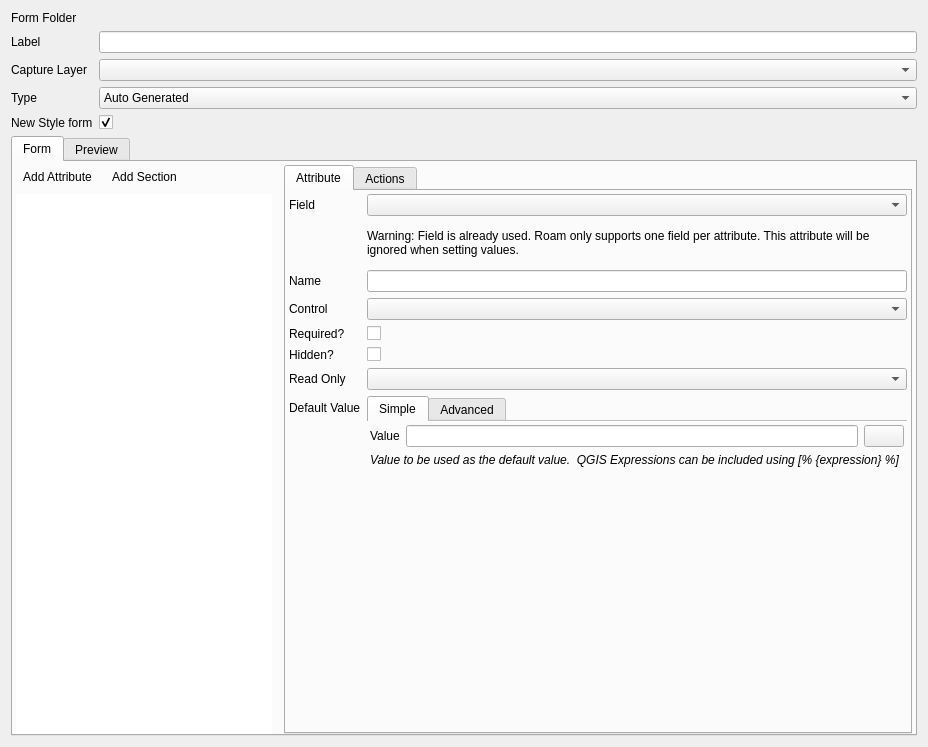
Old version of the form src/configmanager/ui/nodewidgets/ui_formwidget.ui in the repository roam-qgis/Roam.
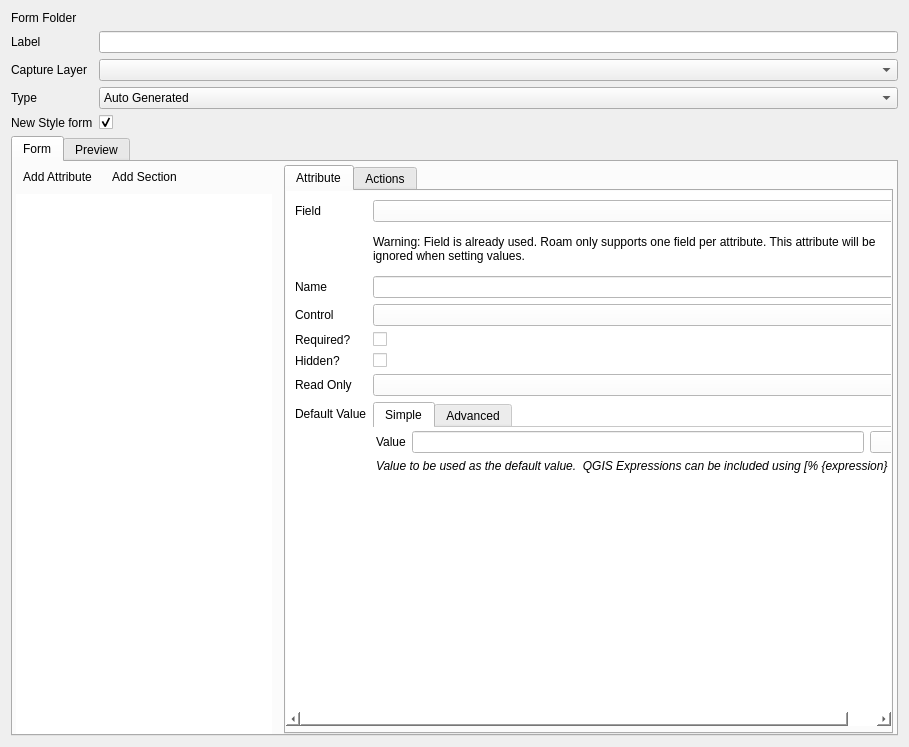
New version of the form. Icons and pictures are not drawn. Custom widgets are drawn as their Qt base class.

Commit message: Add scoll are to form properties section:

```diff
--- a/src/configmanager/ui/nodewidgets/ui_formwidget.ui
+++ b/src/configmanager/ui/nodewidgets/ui_formwidget.ui
@@ -330,22 +330,64 @@
               <number>0</number>
              </property>
              <widget class="QWidget" name="widgetstackedWidgetPage1">
+              <layout class="QGridLayout" name="gridLayout_2">
+               <property name="margin">
+                <number>0</number>
+               </property>
+               <item row="1" column="0">
+                <widget class="QFrame" name="widgetFrame_2">
+                 <property name="enabled">
+                  <bool>true</bool>
+                 </property>
+                 <property name="sizePolicy">
+                  <sizepolicy hsizetype="Expanding" vsizetype="Preferred">
+                   <horstretch>0</horstretch>
+                   <verstretch>0</verstretch>
+                  </sizepolicy>
+                 </property>
+                 <property name="minimumSize">
+                  <size>
+                   <width>350</width>
+                   <height>0</height>
+                  </size>
+                 </property>
+                 <property name="baseSize">
+                  <size>
+                   <width>200</width>
+                   <height>0</height>
+                  </size>
+                 </property>
+                 <layout class="QVBoxLayout" name="verticalLayout_5">
+                  <property name="margin">
+                   <number>0</number>
+                  </property>
+                 </layout>
+                </widget>
+               </item>
+               <item row="0" column="0">
+                <widget class="QScrollArea" name="scrollArea_2">
+                 <property name="styleSheet">
+                  <string notr="true">background-color: rgb(255, 255, 255);</string>
+                 </property>
+                 <property name="frameShape">
+                  <enum>QFrame::NoFrame</enum>
+                 </property>
+                 <property name="widgetResizable">
+                  <bool>true</bool>
+                 </property>
+                 <widget class="QWidget" name="scrollAreaWidgetContents_3">
+                  <property name="geometry">
+                   <rect>
+                    <x>0</x>
+                    <y>0</y>
+                    <width>603</width>
+                    <height>546</height>
+                   </rect>
+                  </property>
               <layout class="QFormLayout" name="formLayout_3">
                <property name="fieldGrowthPolicy">
                 <enum>QFormLayout::AllNonFixedFieldsGrow</enum>
                </property>
-               <property name="leftMargin">
-                <number>3</number>
-               </property>
-               <property name="topMargin">
-                <number>3</number>
-               </property>
-               <property name="rightMargin">
-                <number>3</number>
-               </property>
-               <property name="bottomMargin">
-                <number>0</number>
-               </property>
                <item row="0" column="0">
                 <widget class="QLabel" name="label_4">
                  <property name="text">
@@ -369,7 +411,7 @@
                  </property>
                 </widget>
                </item>
-               <item row="1" column="1">
+                   <item row="2" column="1">
                 <widget class="QLabel" name="fieldwarninglabel">
                  <property name="sizePolicy">
                   <sizepolicy hsizetype="MinimumExpanding" vsizetype="Preferred">
@@ -388,24 +430,24 @@
                  </property>
                 </widget>
                </item>
-               <item row="2" column="0">
+                   <item row="5" column="0">
                 <widget class="QLabel" name="label_11">
                  <property name="text">
                   <string>Name</string>
                  </property>
                 </widget>
                </item>
-               <item row="2" column="1">
+                   <item row="5" column="1">
                 <widget class="QLineEdit" name="nameText"/>
                </item>
-               <item row="4" column="0">
+                   <item row="6" column="0">
                 <widget class="QLabel" name="label_8">
                  <property name="text">
                   <string>Control</string>
                  </property>
                 </widget>
                </item>
-               <item row="4" column="1">
+                   <item row="6" column="1">
                 <widget class="QComboBox" name="useablewidgets">
                  <property name="sizePolicy">
                   <sizepolicy hsizetype="Expanding" vsizetype="Fixed">
@@ -415,7 +457,7 @@
                  </property>
                 </widget>
                </item>
-               <item row="5" column="0">
+                   <item row="9" column="0">
                 <widget class="QLabel" name="label_10">
                  <property name="toolTip">
                   <string>&lt;!DOCTYPE HTML PUBLIC &quot;-//W3C//DTD HTML 4.0//EN&quot; &quot;http://www.w3.org/TR/REC-html40/strict.dtd&quot;&gt;
@@ -440,46 +482,14 @@
                  </property>
                 </widget>
                </item>
-               <item row="5" column="1">
+                   <item row="9" column="1">
                 <widget class="QCheckBox" name="requiredCheck">
                  <property name="text">
                   <string/>
                  </property>
                 </widget>
                </item>
-               <item row="6" column="0">
-                <widget class="QLabel" name="label_12">
-                 <property name="toolTip">
-                  <string>&lt;!DOCTYPE HTML PUBLIC &quot;-//W3C//DTD HTML 4.0//EN&quot; &quot;http://www.w3.org/TR/REC-html40/strict.dtd&quot;&gt;
-&lt;html&gt;&lt;head&gt;&lt;meta name=&quot;qrichtext&quot; content=&quot;1&quot; /&gt;&lt;style type=&quot;text/css&quot;&gt;
-p, li { white-space: pre-wrap; }
-&lt;/style&gt;&lt;/head&gt;&lt;body style=&quot; font-family:'MS Shell Dlg 2'; font-size:8.25pt; font-weight:400; font-style:normal;&quot;&gt;
-&lt;p style=&quot; margin-top:0px; margin-bottom:0px; margin-left:0px; margin-right:0px; -qt-block-indent:0; text-indent:0px;&quot;&gt;&lt;span style=&quot; font-weight:600;&quot;&gt;Hidden&lt;/span&gt;&lt;/p&gt;
-&lt;p style=&quot;-qt-paragraph-type:empty; margin-top:0px; margin-bottom:0px; margin-left:0px; margin-right:0px; -qt-block-indent:0; text-indent:0px; font-weight:600;&quot;&gt;&lt;/p&gt;
-&lt;p style=&quot; margin-top:0px; margin-bottom:0px; margin-left:0px; margin-right:0px; -qt-block-indent:0; text-indent:0px;&quot;&gt;Is this field hidden when the form is open in Roam.&lt;/p&gt;&lt;/body&gt;&lt;/html&gt;</string>
-                 </property>
-                 <property name="whatsThis">
-                  <string>&lt;!DOCTYPE HTML PUBLIC &quot;-//W3C//DTD HTML 4.0//EN&quot; &quot;http://www.w3.org/TR/REC-html40/strict.dtd&quot;&gt;
-&lt;html&gt;&lt;head&gt;&lt;meta name=&quot;qrichtext&quot; content=&quot;1&quot; /&gt;&lt;style type=&quot;text/css&quot;&gt;
-p, li { white-space: pre-wrap; }
-&lt;/style&gt;&lt;/head&gt;&lt;body style=&quot; font-family:'MS Shell Dlg 2'; font-size:8.25pt; font-weight:400; font-style:normal;&quot;&gt;
-&lt;p style=&quot; margin-top:0px; margin-bottom:0px; margin-left:0px; margin-right:0px; -qt-block-indent:0; text-indent:0px;&quot;&gt;&lt;span style=&quot; font-weight:600;&quot;&gt;Hidden&lt;/span&gt;&lt;/p&gt;
-&lt;p style=&quot;-qt-paragraph-type:empty; margin-top:0px; margin-bottom:0px; margin-left:0px; margin-right:0px; -qt-block-indent:0; text-indent:0px; font-weight:600;&quot;&gt;&lt;/p&gt;
-&lt;p style=&quot; margin-top:0px; margin-bottom:0px; margin-left:0px; margin-right:0px; -qt-block-indent:0; text-indent:0px;&quot;&gt;Is this field hidden when the form is open in Roam.&lt;/p&gt;&lt;/body&gt;&lt;/html&gt;</string>
-                 </property>
-                 <property name="text">
-                  <string>Hidden?</string>
-                 </property>
-                </widget>
-               </item>
-               <item row="6" column="1">
-                <widget class="QCheckBox" name="hiddenCheck">
-                 <property name="text">
-                  <string/>
-                 </property>
-                </widget>
-               </item>
-               <item row="7" column="0">
+                   <item row="18" column="0">
                 <widget class="QLabel" name="label_13">
                  <property name="whatsThis">
                   <string>&lt;!DOCTYPE HTML PUBLIC &quot;-//W3C//DTD HTML 4.0//EN&quot; &quot;http://www.w3.org/TR/REC-html40/strict.dtd&quot;&gt;
@@ -495,7 +505,7 @@
                  </property>
                 </widget>
                </item>
-               <item row="7" column="1">
+                   <item row="18" column="1">
                 <widget class="QComboBox" name="readonlyCombo">
                  <property name="sizePolicy">
                   <sizepolicy hsizetype="Expanding" vsizetype="Fixed">
@@ -505,46 +515,7 @@
                  </property>
                 </widget>
                </item>
-               <item row="12" column="0" colspan="2">
-                <widget class="QFrame" name="widgetFrame_2">
-                 <property name="enabled">
-                  <bool>true</bool>
-                 </property>
-                 <property name="sizePolicy">
-                  <sizepolicy hsizetype="Expanding" vsizetype="Preferred">
-                   <horstretch>0</horstretch>
-                   <verstretch>0</verstretch>
-                  </sizepolicy>
-                 </property>
-                 <property name="minimumSize">
-                  <size>
-                   <width>350</width>
-                   <height>0</height>
-                  </size>
-                 </property>
-                 <property name="baseSize">
-                  <size>
-                   <width>200</width>
-                   <height>0</height>
-                  </size>
-                 </property>
-                 <layout class="QVBoxLayout" name="verticalLayout_5">
-                  <property name="margin">
-                   <number>0</number>
-                  </property>
-                  <item>
-                   <widget class="QStackedWidget" name="widgetstack">
-                    <property name="styleSheet">
-                     <string notr="true"/>
-                    </property>
-                    <widget class="QWidget" name="page_4"/>
-                    <widget class="QWidget" name="page_5"/>
-                   </widget>
-                  </item>
-                 </layout>
-                </widget>
-               </item>
-               <item row="8" column="1">
+                   <item row="20" column="1">
                 <widget class="QTabWidget" name="defaultTab">
                  <property name="tabPosition">
                   <enum>QTabWidget::North</enum>
@@ -716,11 +687,59 @@
                  </widget>
                 </widget>
                </item>
-               <item row="8" column="0">
+                   <item row="12" column="0">
+                    <widget class="QLabel" name="label_12">
+                     <property name="toolTip">
+                      <string>&lt;!DOCTYPE HTML PUBLIC &quot;-//W3C//DTD HTML 4.0//EN&quot; &quot;http://www.w3.org/TR/REC-html40/strict.dtd&quot;&gt;
+&lt;html&gt;&lt;head&gt;&lt;meta name=&quot;qrichtext&quot; content=&quot;1&quot; /&gt;&lt;style type=&quot;text/css&quot;&gt;
+p, li { white-space: pre-wrap; }
+&lt;/style&gt;&lt;/head&gt;&lt;body style=&quot; font-family:'MS Shell Dlg 2'; font-size:8.25pt; font-weight:400; font-style:normal;&quot;&gt;
+&lt;p style=&quot; margin-top:0px; margin-bottom:0px; margin-left:0px; margin-right:0px; -qt-block-indent:0; text-indent:0px;&quot;&gt;&lt;span style=&quot; font-weight:600;&quot;&gt;Hidden&lt;/span&gt;&lt;/p&gt;
+&lt;p style=&quot;-qt-paragraph-type:empty; margin-top:0px; margin-bottom:0px; margin-left:0px; margin-right:0px; -qt-block-indent:0; text-indent:0px; font-weight:600;&quot;&gt;&lt;/p&gt;
+&lt;p style=&quot; margin-top:0px; margin-bottom:0px; margin-left:0px; margin-right:0px; -qt-block-indent:0; text-indent:0px;&quot;&gt;Is this field hidden when the form is open in Roam.&lt;/p&gt;&lt;/body&gt;&lt;/html&gt;</string>
+                     </property>
+                     <property name="whatsThis">
+                      <string>&lt;!DOCTYPE HTML PUBLIC &quot;-//W3C//DTD HTML 4.0//EN&quot; &quot;http://www.w3.org/TR/REC-html40/strict.dtd&quot;&gt;
+&lt;html&gt;&lt;head&gt;&lt;meta name=&quot;qrichtext&quot; content=&quot;1&quot; /&gt;&lt;style type=&quot;text/css&quot;&gt;
+p, li { white-space: pre-wrap; }
+&lt;/style&gt;&lt;/head&gt;&lt;body style=&quot; font-family:'MS Shell Dlg 2'; font-size:8.25pt; font-weight:400; font-style:normal;&quot;&gt;
+&lt;p style=&quot; margin-top:0px; margin-bottom:0px; margin-left:0px; margin-right:0px; -qt-block-indent:0; text-indent:0px;&quot;&gt;&lt;span style=&quot; font-weight:600;&quot;&gt;Hidden&lt;/span&gt;&lt;/p&gt;
+&lt;p style=&quot;-qt-paragraph-type:empty; margin-top:0px; margin-bottom:0px; margin-left:0px; margin-right:0px; -qt-block-indent:0; text-indent:0px; font-weight:600;&quot;&gt;&lt;/p&gt;
+&lt;p style=&quot; margin-top:0px; margin-bottom:0px; margin-left:0px; margin-right:0px; -qt-block-indent:0; text-indent:0px;&quot;&gt;Is this field hidden when the form is open in Roam.&lt;/p&gt;&lt;/body&gt;&lt;/html&gt;</string>
+                     </property>
+                     <property name="text">
+                      <string>Hidden?</string>
+                     </property>
+                    </widget>
+                   </item>
+                   <item row="12" column="1">
+                    <widget class="QCheckBox" name="hiddenCheck">
+                     <property name="text">
+                      <string/>
+                     </property>
+                    </widget>
+                   </item>
+                   <item row="21" column="1">
+                    <widget class="QStackedWidget" name="widgetstack">
+                     <property name="styleSheet">
+                      <string notr="true"/>
+                     </property>
+                     <property name="currentIndex">
+                      <number>0</number>
+                     </property>
+                     <widget class="QWidget" name="page_4"/>
+                     <widget class="QWidget" name="page_5"/>
+                    </widget>
+                   </item>
+                   <item row="20" column="0">
                 <widget class="QLabel" name="label">
                  <property name="text">
                   <string>Default Value</string>
                  </property>
+                    </widget>
+                   </item>
+                  </layout>
+                 </widget>
                 </widget>
                </item>
               </layout>
```
Lines whose indentation alone changed are shown as unchanged.
